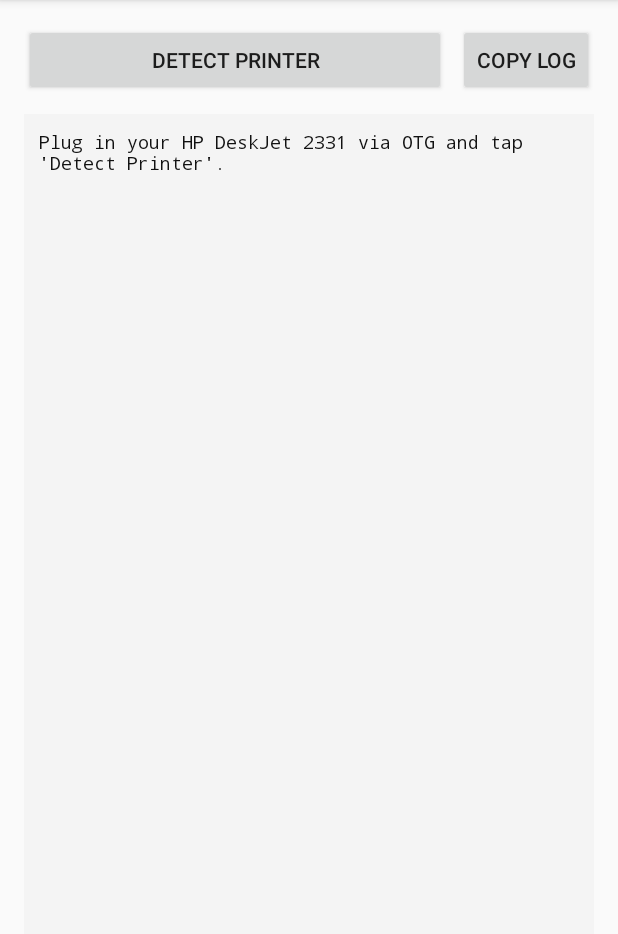
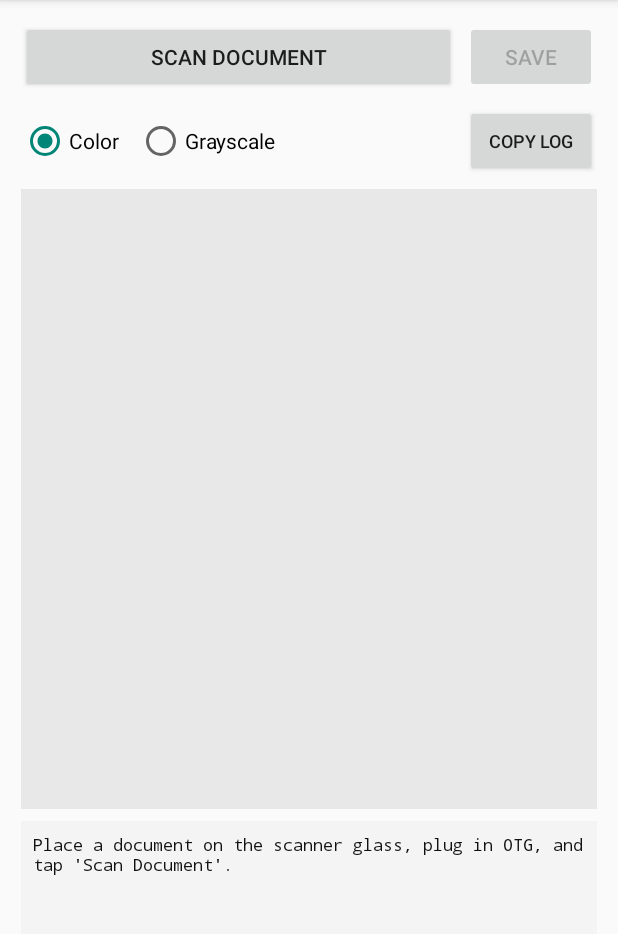
Before and after one commit to pramuldroid/HPScannerProbe, an Android app: the screen it shows after launch (MainActivity), on a phone screen of 412 x 824 dp, the part 84-1018 px from its top. Run offline under Robolectric (Android 15) with nearby library versions, the phone set to English and light mode, and no system bars; 2 statements that could not run were skipped.

Commit message:
Update activity_main.xml

```diff
--- a/app/src/main/res/layout/activity_main.xml
+++ b/app/src/main/res/layout/activity_main.xml
@@ -3,44 +3,92 @@
     android:layout_width="match_parent"
     android:layout_height="match_parent"
     android:orientation="vertical"
-    android:padding="16dp">
+    android:padding="14dp">
 
     <LinearLayout
         android:layout_width="match_parent"
         android:layout_height="wrap_content"
         android:orientation="horizontal"
-        android:layout_marginBottom="12dp">
+        android:layout_marginBottom="8dp">
 
         <Button
-            android:id="@+id/btnDetect"
+            android:id="@+id/btnScan"
             android:layout_width="0dp"
             android:layout_height="wrap_content"
             android:layout_weight="1"
-            android:text="Detect Printer"
-            android:layout_marginEnd="8dp" />
+            android:text="Scan Document"
+            android:layout_marginEnd="6dp" />
+
+        <Button
+            android:id="@+id/btnSave"
+            android:layout_width="wrap_content"
+            android:layout_height="wrap_content"
+            android:text="Save"
+            android:enabled="false" />
+    </LinearLayout>
+
+    <LinearLayout
+        android:layout_width="match_parent"
+        android:layout_height="wrap_content"
+        android:orientation="horizontal"
+        android:gravity="center_vertical"
+        android:layout_marginBottom="8dp">
+
+        <RadioGroup
+            android:id="@+id/rgColor"
+            android:layout_width="0dp"
+            android:layout_height="wrap_content"
+            android:layout_weight="1"
+            android:orientation="horizontal">
+
+            <RadioButton
+                android:id="@+id/rbColor"
+                android:layout_width="wrap_content"
+                android:layout_height="wrap_content"
+                android:text="Color"
+                android:checked="true"
+                android:layout_marginEnd="12dp" />
+
+            <RadioButton
+                android:id="@+id/rbGray"
+                android:layout_width="wrap_content"
+                android:layout_height="wrap_content"
+                android:text="Grayscale" />
+        </RadioGroup>
 
         <Button
             android:id="@+id/btnCopy"
             android:layout_width="wrap_content"
             android:layout_height="wrap_content"
-            android:text="Copy Log" />
+            android:text="Copy Log"
+            android:textSize="12sp" />
     </LinearLayout>
+
+    <ImageView
+        android:id="@+id/ivPreview"
+        android:layout_width="match_parent"
+        android:layout_height="0dp"
+        android:layout_weight="2"
+        android:background="#E8E8E8"
+        android:scaleType="fitCenter"
+        android:contentDescription="Scanned document preview"
+        android:layout_marginBottom="8dp" />
 
     <ScrollView
         android:layout_width="match_parent"
         android:layout_height="0dp"
         android:layout_weight="1"
         android:background="#F4F4F4"
-        android:padding="10dp">
+        android:padding="8dp">
 
         <TextView
             android:id="@+id/tvLog"
             android:layout_width="match_parent"
             android:layout_height="wrap_content"
             android:fontFamily="monospace"
-            android:text="Plug in your HP DeskJet 2331 via OTG and tap 'Detect Printer'."
+            android:text="Place a document on the scanner glass, plug in OTG, and tap 'Scan Document'."
             android:textColor="#111111"
-            android:textSize="12sp"
+            android:textSize="11sp"
             android:textIsSelectable="true" />
     </ScrollView>
 </LinearLayout>
```
